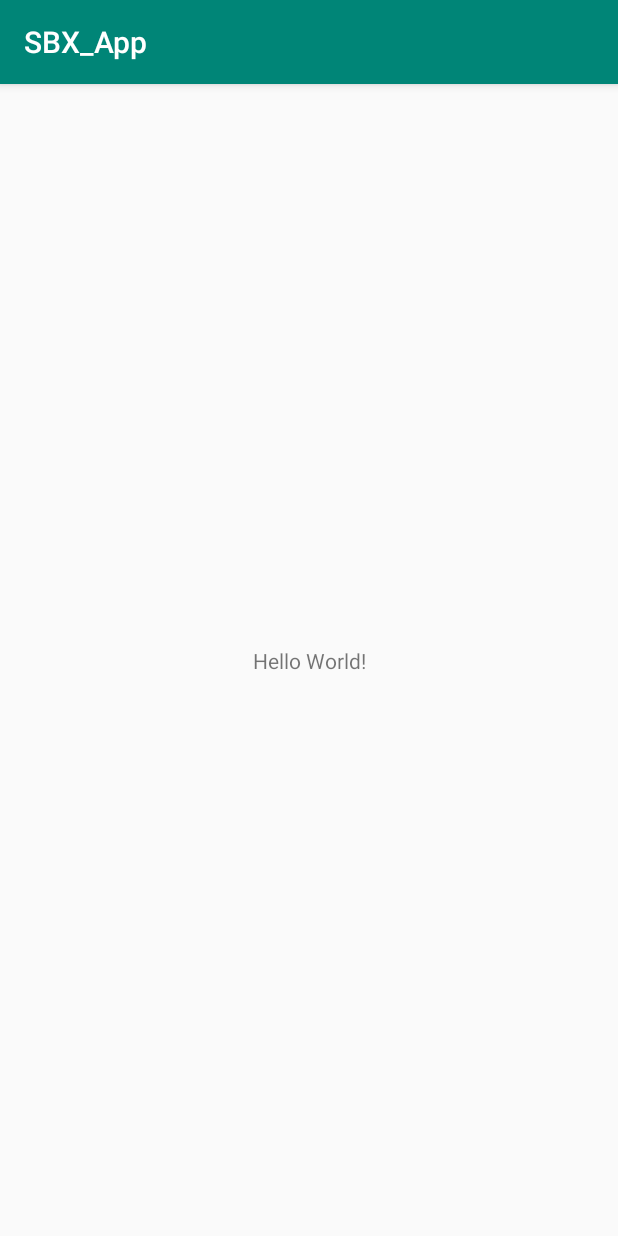
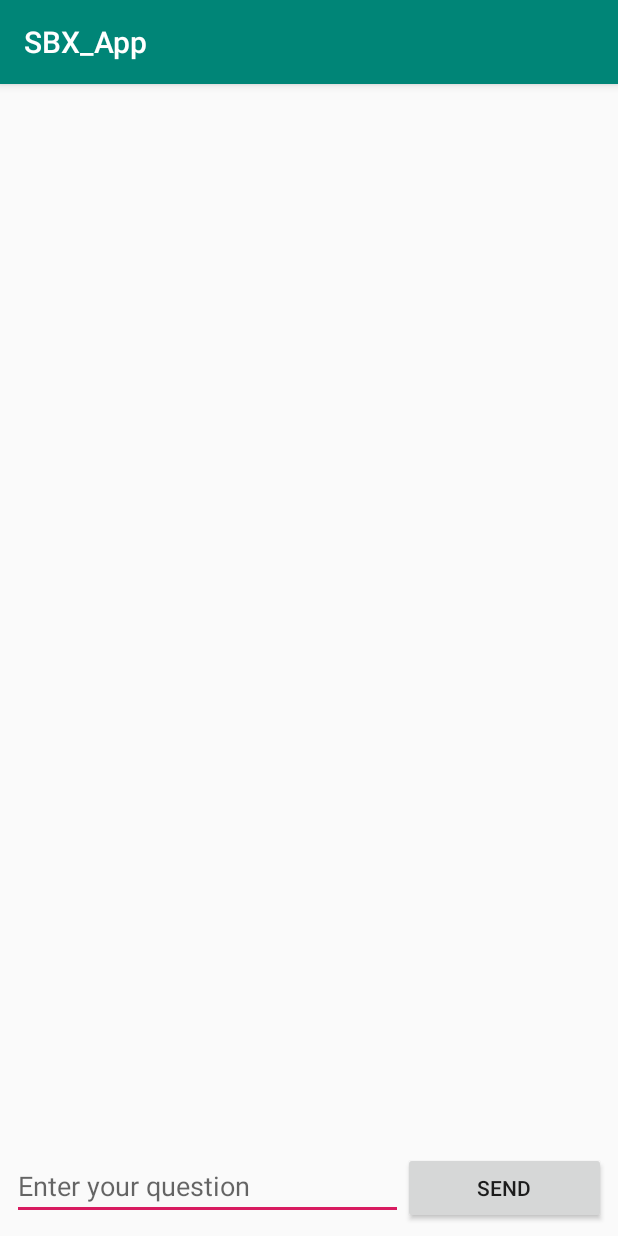
Before and after one commit to MaersTek/SBX_Android_App, an Android app: the screen it shows after launch (MainActivity), on a phone screen of 412 x 824 dp. Run offline under Robolectric (Android 15) with nearby library versions, the phone set to English and light mode, and no system bars.

```diff
--- a/app/src/main/java/com/maerstek/sbx_app/MainActivity.java
+++ b/app/src/main/java/com/maerstek/sbx_app/MainActivity.java
@@ -3,12 +3,41 @@ package com.maerstek.sbx_app;
 import androidx.appcompat.app.AppCompatActivity;
 
 import android.os.Bundle;
+import android.view.View;
+import android.widget.Button;
+import android.widget.EditText;
+import android.widget.TextView;
 
 public class MainActivity extends AppCompatActivity {
+
+    protected Button sendButton;
+    protected EditText questionText;
+    protected TextView chatWindow;
 
     @Override
     protected void onCreate(Bundle savedInstanceState) {
         super.onCreate(savedInstanceState);
         setContentView(R.layout.activity_main);
+
+        sendButton = findViewById(R.id.sendButton);
+        questionText = findViewById(R.id.questionField);
+        chatWindow = findViewById(R.id.chatWindow);
+
+    sendButton.setOnClickListener(new View.OnClickListener() {
+        @Override
+        public void onClick(View view) {
+            onClickSendButton();
+        }
+    });
+    }
+
+    protected void onClickSendButton(){
+        String text = questionText.getText().toString();
+        String answer = "Ok !";
+
+        chatWindow.append(">>> " + text + "\n");
+        chatWindow.append("<<< " + answer + "\n");
+
+        questionText.setText("");
     }
 }
--- a/app/src/main/res/layout/activity_main.xml
+++ b/app/src/main/res/layout/activity_main.xml
@@ -7,12 +7,47 @@
     tools:context=".MainActivity">
 
     <TextView
-        android:layout_width="wrap_content"
+        android:id="@+id/chatWindow"
+        android:layout_width="0dp"
+        android:layout_height="0dp"
+        android:layout_marginStart="8dp"
+        android:layout_marginEnd="8dp"
+        android:layout_marginBottom="8dp"
+        android:gravity="bottom"
+        android:textAlignment="gravity"
+        android:textSize="24sp"
+        app:layout_constraintBottom_toTopOf="@+id/linearLayout"
+        app:layout_constraintEnd_toEndOf="parent"
+        app:layout_constraintStart_toStartOf="parent"
+        app:layout_constraintTop_toTopOf="parent"
+        tools:text="Text" />
+
+    <LinearLayout
+        android:id="@+id/linearLayout"
+        android:layout_width="0dp"
         android:layout_height="wrap_content"
-        android:text="Hello World!"
+        android:layout_marginStart="8dp"
+        android:layout_marginEnd="8dp"
+        android:layout_marginBottom="8dp"
+        android:orientation="horizontal"
         app:layout_constraintBottom_toBottomOf="parent"
-        app:layout_constraintLeft_toLeftOf="parent"
-        app:layout_constraintRight_toRightOf="parent"
-        app:layout_constraintTop_toTopOf="parent" />
+        app:layout_constraintEnd_toEndOf="parent"
+        app:layout_constraintStart_toStartOf="parent">
 
+        <EditText
+            android:id="@+id/questionField"
+            android:layout_width="wrap_content"
+            android:layout_height="wrap_content"
+            android:layout_weight="1"
+            android:ems="10"
+            android:hint="Enter your question"
+            android:inputType="textPersonName" />
+
+        <Button
+            android:id="@+id/sendButton"
+            android:layout_width="wrap_content"
+            android:layout_height="wrap_content"
+            android:layout_weight="1"
+            android:text="SEND" />
+    </LinearLayout>
 </androidx.constraintlayout.widget.ConstraintLayout>
```
